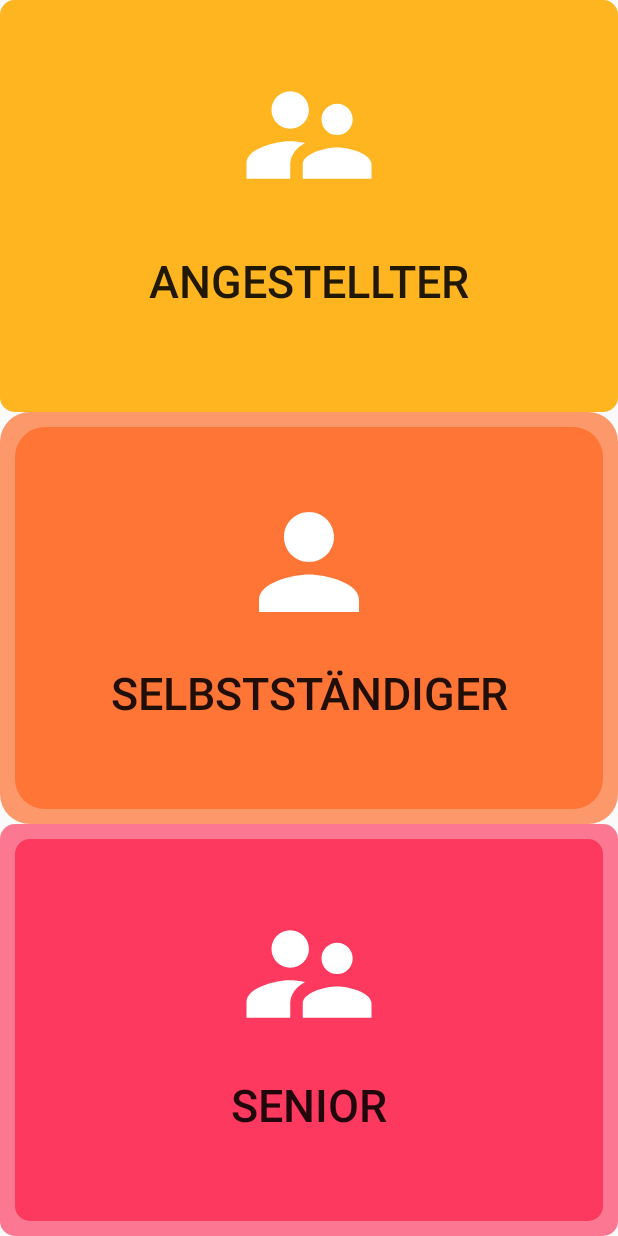
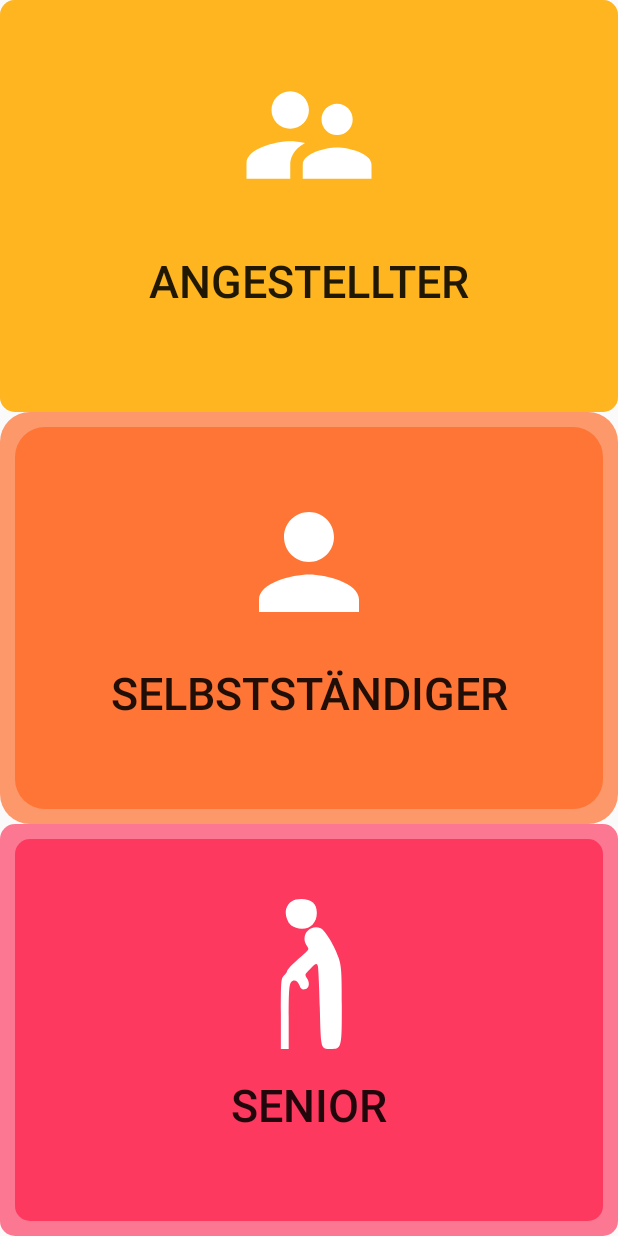
Before and after one commit to LenaHue/Hackarinos, an Android app: the layout berechnung.xml on its own in the app's theme, with its tools: preview values and no code run, on a phone screen of 412 x 824 dp. Run offline under Robolectric (Android 15) with nearby library versions, the light colour scheme and no system bars; Roboto replaces fonts that are not available here.

Commit message:
Neue Senior Vektorgrafik & Pull von Lena

```diff
--- a/app/src/main/res/layout/berechnung.xml
+++ b/app/src/main/res/layout/berechnung.xml
@@ -70,7 +70,7 @@
             android:layout_width="match_parent"
             android:layout_height="match_parent"
             android:background="@drawable/rectangle_lila"
-            android:drawableTop="@drawable/ic_angestellter"
+            android:drawableTop="@drawable/ic_senior"
             android:padding="40dp"
             android:text="Senior"
             android:textSize="30dp" />
```
Also changed, not shown: app/src/main/res/drawable-xxxhdpi/ic_senior.png (deleted).
